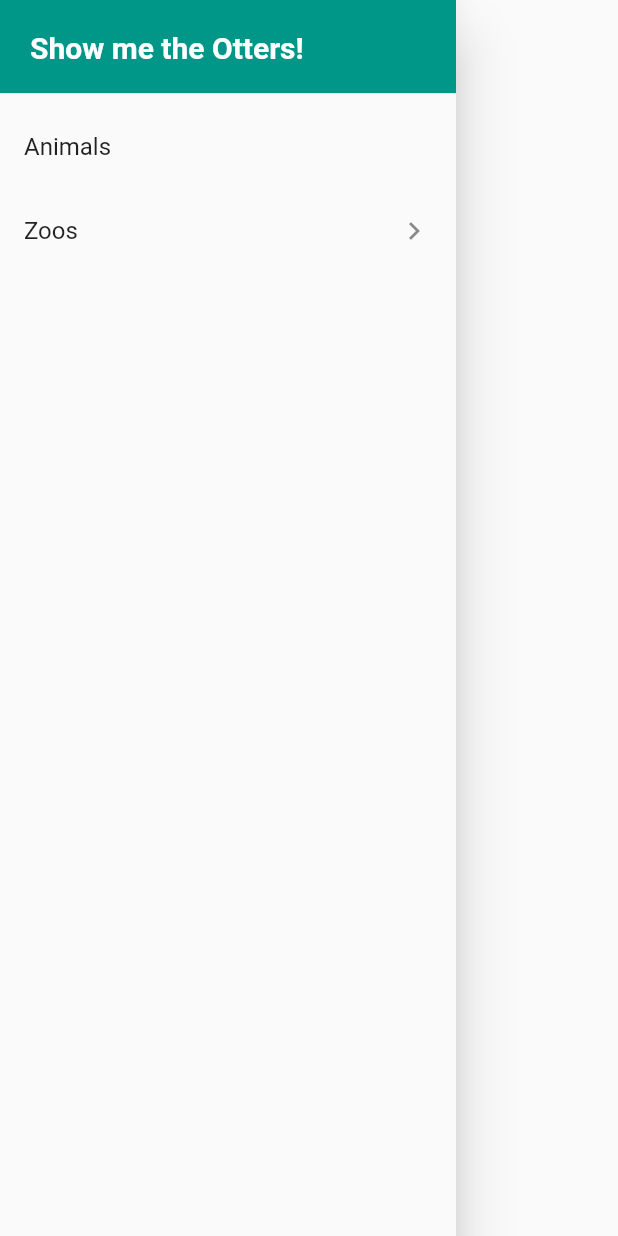
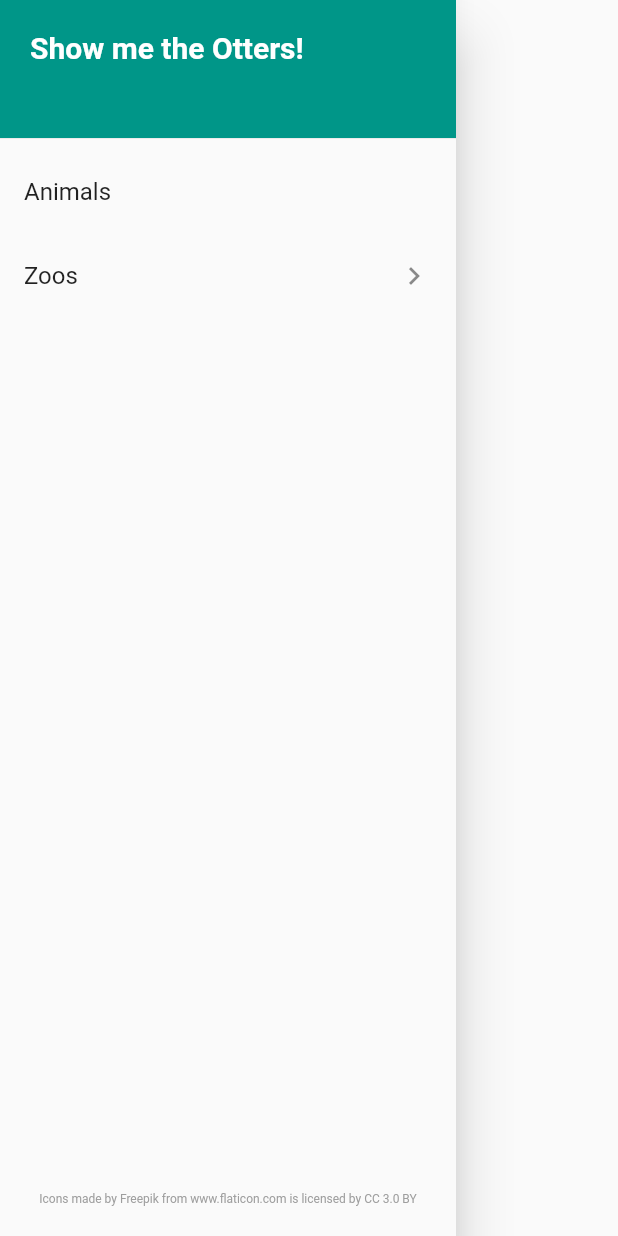
Before and after one commit to aedgar93/show-me-the-otters, a Flutter app: the SideNav widget shown alone on an empty page, opened directly, on a phone screen of 412 x 824 dp. Run offline on Flutter 3.47's test engine with Material 2 defaults, Android fonts, the phone set to English and light mode, and no system bars; our stand-ins replace cloud_firestore, google_maps_flutter; accounts and stored records are empty.

Commit message:
start on icons

```diff
--- a/lib/components/SideNav.dart
+++ b/lib/components/SideNav.dart
@@ -19,10 +19,12 @@ class _SideNavState extends State<SideNav> {
   @override
   build(context) {
     return new Drawer(
-        child: new ListView(
+      child: new Column(
+        mainAxisSize: MainAxisSize.max,
         children: <Widget>[
           Container(
-          height: 70,
+            height: 100,
+            width: double.infinity,
             child: new DrawerHeader(
                 child: new Text(
                   "Show me the Otters!",
@@ -44,7 +46,8 @@ class _SideNavState extends State<SideNav> {
                     builder: (BuildContext context) => AnimalListScreen()));
               }
             },
-          trailing: currentPage != 'animals' ? Icon(Icons.navigate_next) : null,
+            trailing:
+                currentPage != 'animals' ? Icon(Icons.navigate_next) : null,
           ),
           new ListTile(
             title: new Text('Zoos'),
@@ -57,7 +60,20 @@ class _SideNavState extends State<SideNav> {
             },
             trailing: currentPage != 'zoos' ? Icon(Icons.navigate_next) : null,
           ),
+          new Expanded(
+            child: new Align(
+              alignment: FractionalOffset.bottomCenter,
+              child: Container(
+                padding: EdgeInsets.all(20.0),
+                child: Text(
+                  'Icons made by Freepik from www.flaticon.com is licensed by CC 3.0 BY',
+                  style: TextStyle(fontSize: 8, color: Colors.grey),
+                ),
+              ),
+            ),
+          ),
         ],
-    ));
+      ),
+    );
   }
 }
--- a/lib/models/AnimalRepo.dart
+++ b/lib/models/AnimalRepo.dart
@@ -16,6 +16,7 @@ Future<List<Animal>> getAnimals() {
       data.documents.forEach((doc) {
         animals.add(Animal.fromSnapshot(doc));
       });
+      animals.sort((a, b) => a.name.compareTo(b.name));
       if (!completer.isCompleted) completer.complete(animals);
     });
   }
--- a/lib/models/ZooRepo.dart
+++ b/lib/models/ZooRepo.dart
@@ -16,6 +16,7 @@ Future<List<Zoo>> getZoos() {
       data.documents.forEach((doc) {
         zoos.add(Zoo.fromSnapshot(doc));
       });
+      zoos.sort((a, b) => a.name.compareTo(b.name));
       if (!completer.isCompleted) completer.complete(zoos);
     });
   }
```
Also changed, not shown: lib/screens/ZooScreen.dart (+5 -2 lines). Lines whose indentation alone changed are shown as unchanged.
